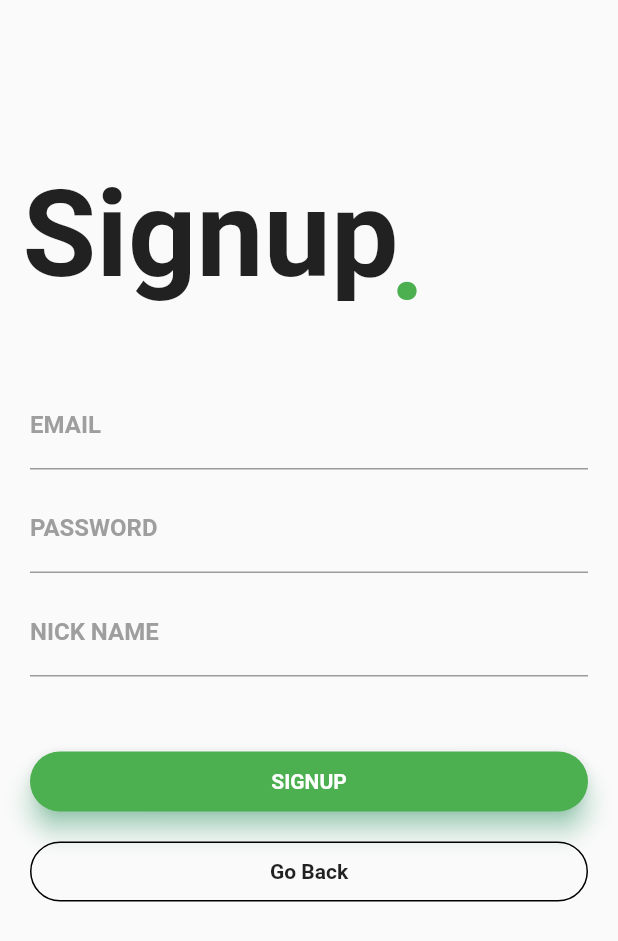
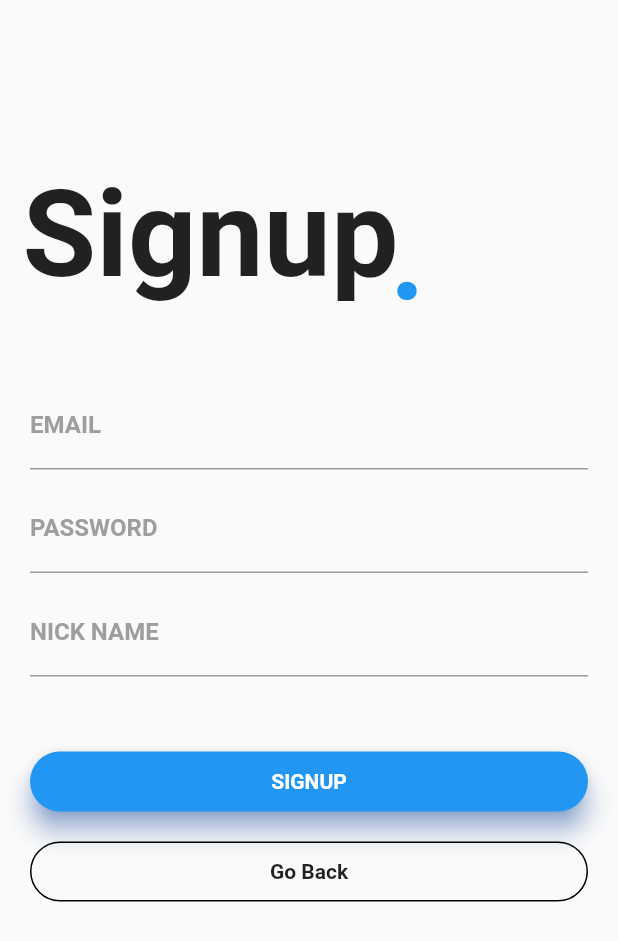
Before and after one commit to THE-BLACK-HATS/dev-days-food-app, a Flutter app: the screen it shows after launch, on a phone screen of 412 x 824 dp. Shown: the top 941 px of the screen. Run offline on Flutter 3.47's test engine with Material 2 defaults, Android fonts, the phone set to English and light mode, and no system bars; Roboto replaces fonts that are missing (Montserrat).

Commit message:
UI color fixed for signUp page

```diff
--- a/lib/pages/signupPage.dart
+++ b/lib/pages/signupPage.dart
@@ -31,7 +31,7 @@ class _SignupPageState extends State<SignupPage> {
                     style: TextStyle(
                         fontSize: 80.0,
                         fontWeight: FontWeight.bold,
-                        color: Colors.green),
+                        color: Colors.blue),
                   ),
                 )
               ],
@@ -81,8 +81,8 @@ class _SignupPageState extends State<SignupPage> {
                   height: 40.0,
                   child: Material(
                     borderRadius: BorderRadius.circular(20.0),
-                    shadowColor: Colors.greenAccent,
-                    color: Colors.green,
+                    shadowColor: Colors.blueAccent,
+                    color: Colors.blue,
                     elevation: 7.0,
                     child: InkWell(
                       onTap: () {
```
